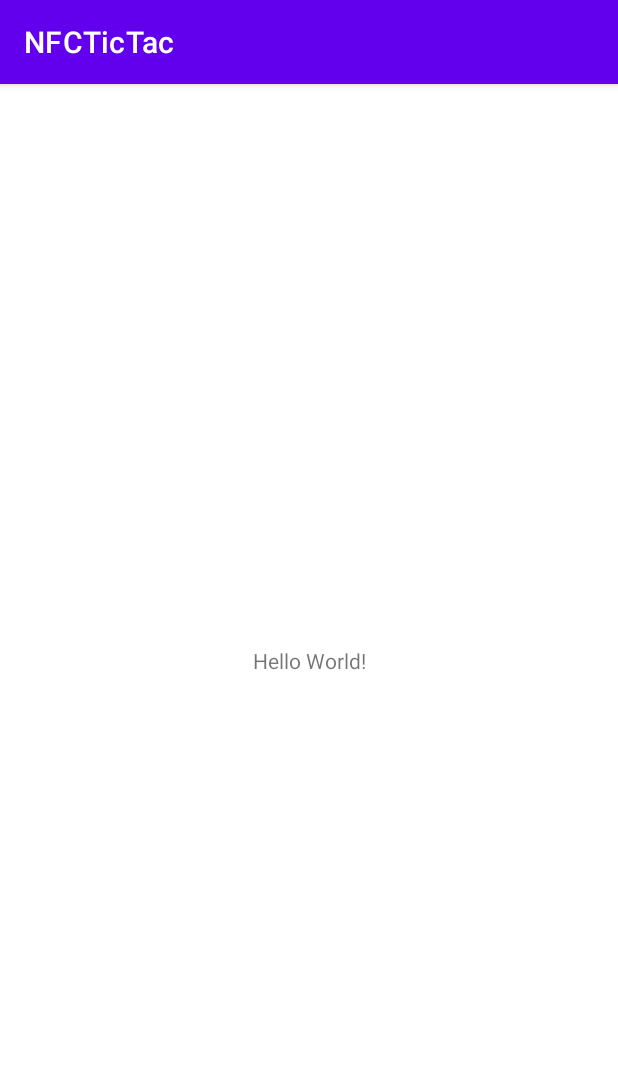
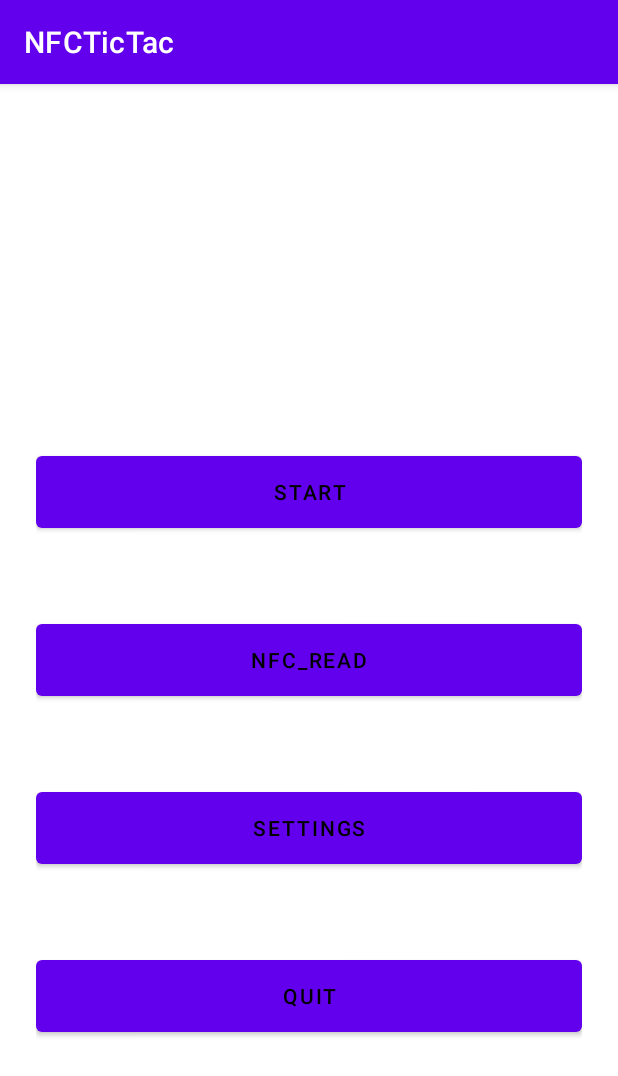
Before and after one commit to vojmahdal/NFC_Library, an Android app: the screen it shows after launch (MainActivity before the commit, MenuActivity after it), on a phone screen of 412 x 824 dp. Shown: the top 1076 px of the screen. Run offline under Robolectric (Android 15) with nearby library versions, the phone set to English and light mode, and no system bars.

Commit message:
Vytvoření zakladni menu aplikace

```diff
--- /dev/null
+++ b/NFCTicTac/app/src/main/java/com/example/nfctictac/MenuActivity.kt
@@ -0,0 +1,33 @@
+package com.example.nfctictac
+
+import android.content.Intent
+import android.os.Bundle
+import android.widget.Button
+import androidx.appcompat.app.AppCompatActivity
+
+class MenuActivity : AppCompatActivity() {
+
+    private lateinit var buttonStart: Button
+    private lateinit var buttonNfc: Button
+    private lateinit var buttonSettings: Button
+    private lateinit var buttonQuit: Button
+
+    override fun onCreate(savedInstanceState: Bundle?) {
+        super.onCreate(savedInstanceState)
+        setContentView(R.layout.activity_menu)
+
+        buttonStart = findViewById(R.id.start_button)
+        buttonNfc = findViewById(R.id.nfc_button)
+        buttonSettings = findViewById(R.id.settings_button)
+        buttonQuit = findViewById(R.id.quit_button)
+
+        buttonStart.setOnClickListener {
+            val intent = Intent(this, MainActivity::class.java)
+            startActivity(intent)
+        }
+        buttonNfc.setOnClickListener {
+            val intent = Intent(this, NfcReadActivity::class.java)
+            startActivity(intent)
+        }
+    }
+}
--- a/NFCTicTac/app/src/main/java/com/example/nfctictac/NfcReadActivity.kt
+++ b/NFCTicTac/app/src/main/java/com/example/nfctictac/NfcReadActivity.kt
@@ -16,6 +16,8 @@ class NfcReadActivity : AppCompatActivity() {
         super.onCreate(savedInstanceState)
 
         setContentView(R.layout.nfc_read_activity)
+
+
        // this.nfcAdapter = NfcAdapter.getDefaultAdapter(this)?.let { it }
 
     }
--- /dev/null
+++ b/NFCTicTac/app/src/main/res/layout/activity_menu.xml
@@ -0,0 +1,60 @@
+<?xml version="1.0" encoding="utf-8"?>
+<androidx.core.widget.NestedScrollView xmlns:android="http://schemas.android.com/apk/res/android"
+    android:layout_width="match_parent"
+    android:layout_height="match_parent"
+    xmlns:app="http://schemas.android.com/apk/res-auto"
+    xmlns:tools="http://schemas.android.com/tools"
+    android:id="@+id/scroll_view"
+    android:clipToPadding="false"
+    tools:context=".MenuActivity">
+    <LinearLayout
+        android:layout_width="match_parent"
+        android:layout_height="wrap_content"
+        android:layout_gravity="center"
+        android:layout_margin="24dp"
+        android:gravity="center"
+        android:orientation="vertical">
+        <ImageView
+            android:id="@+id/imageView"
+            android:layout_width="100dip"
+            android:layout_height="100dip"
+            android:layout_marginBottom="32dp"
+            />
+
+        <com.google.android.material.button.MaterialButton
+            android:id="@+id/start_button"
+            android:layout_width="match_parent"
+            android:layout_height="60dp"
+            android:layout_marginTop="16dp"
+            android:layout_marginBottom="36dp"
+            android:text="start"
+            android:textColor="@color/black"/>
+        <com.google.android.material.button.MaterialButton
+            android:id="@+id/nfc_button"
+            android:layout_width="match_parent"
+            android:layout_height="60dp"
+            android:layout_marginTop="16dp"
+            android:layout_marginBottom="36dp"
+            android:text="nfc_read"
+            android:textColor="@color/black"/>
+        <com.google.android.material.button.MaterialButton
+            android:id="@+id/settings_button"
+            android:layout_width="match_parent"
+            android:layout_height="60dp"
+            android:layout_marginTop="16dp"
+            android:layout_marginBottom="36dp"
+            android:text="settings"
+            android:textColor="@color/black"/>
+        <com.google.android.material.button.MaterialButton
+            android:id="@+id/quit_button"
+            android:layout_width="match_parent"
+            android:layout_height="60dp"
+            android:layout_marginTop="16dp"
+            android:layout_marginBottom="36dp"
+            android:text="quit"
+            android:textColor="@color/black"/>
+
+
+    </LinearLayout>
+
+</androidx.core.widget.NestedScrollView>
--- /dev/null
+++ b/NFCTicTac/app/src/main/res/layout/nfc_write_activity.xml
@@ -0,0 +1,6 @@
+<?xml version="1.0" encoding="utf-8"?>
+<androidx.constraintlayout.widget.ConstraintLayout xmlns:android="http://schemas.android.com/apk/res/android"
+    android:layout_width="match_parent"
+    android:layout_height="match_parent">
+
+</androidx.constraintlayout.widget.ConstraintLayout>
```
Also changed, not shown: NFCTicTac/app/build.gradle (+24 -1 lines), NFCTicTac/app/src/main/AndroidManifest.xml (+13 -4 lines), NFCTicTac/app/src/main/java/com/example/nfctictac/MenuViewModel.kt (added, +14 -0 lines), NFCTicTac/app/src/main/java/com/example/nfctictac/NfcWriteActivity.kt (added, +11 -0 lines), NFCTicTac/build.gradle (+16 -0 lines).
